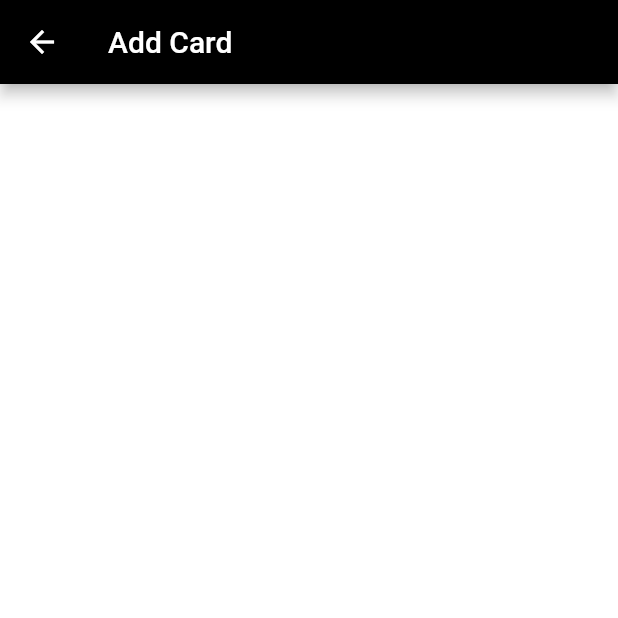
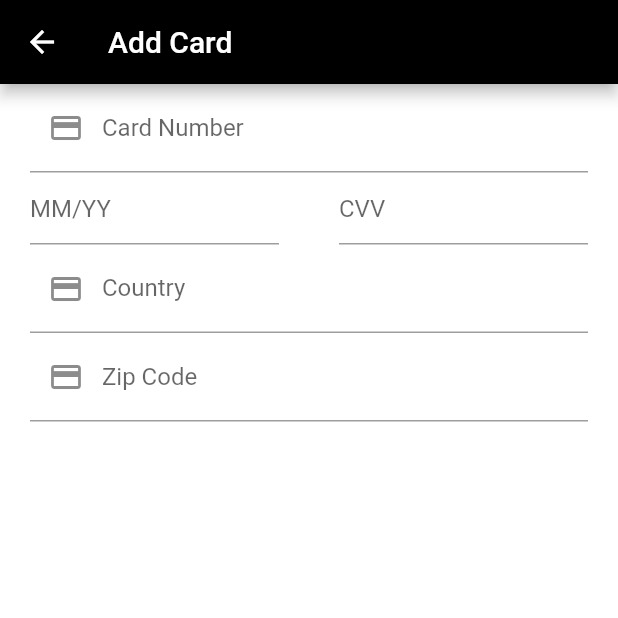
Before and after one commit to MarcioQuimbundo/uber_clone, a Flutter app: the AddCardView screen opened directly, on a phone screen of 412 x 824 dp, the top half of it. Run offline on Flutter 3.47's test engine with Material 2 defaults, Android fonts, the phone set to English and light mode, and no system bars; our stand-ins replace google_maps_flutter.

Commit message:
changes in add_card page

```diff
--- a/uber_rider/lib/main.dart
+++ b/uber_rider/lib/main.dart
@@ -1,6 +1,7 @@
 import 'dart:async';
 import 'package:flutter/material.dart';
 import 'package:google_maps_flutter/google_maps_flutter.dart';
+import 'package:uber_rider/src/ui/add_card.dart';
 import 'package:uber_rider/src/ui/add_payment_method.dart';
 import 'package:uber_rider/src/ui/payment.dart';
 
@@ -10,6 +11,7 @@ class MyApp extends StatelessWidget {
   @override
   Widget build(BuildContext context) {
     return MaterialApp(
+      debugShowCheckedModeBanner: false,
       title: 'Uber Clome',
       theme: ThemeData(
         primarySwatch: Colors.blue,
@@ -19,6 +21,7 @@ class MyApp extends StatelessWidget {
         '/': (context) => MyHomePage(title: 'Uber Clone'),
         '/payment': (context) => PaymentPage(),
         '/add_payment': (context) => AddPaymentMethodPage(),
+        '/add_card': (context) => AddCardPage(),
       },
     );
   }
--- a/uber_rider/lib/src/ui/add_card.dart
+++ b/uber_rider/lib/src/ui/add_card.dart
@@ -13,6 +13,21 @@ class AddCardView extends StatefulWidget {
 }
 
 class _AddCardViewState extends State<AddCardView> {
+  DateTime selectedDate = DateTime.now();
+
+  Future<Null> _selectDate(BuildContext context) async {
+    final DateTime picked = await showDatePicker(
+      context: context,
+      initialDate: selectedDate,
+      firstDate: DateTime(2019, 04),
+      lastDate: DateTime(2030)
+    );
+    if (picked != null && picked != selectedDate) {
+      setState(() {
+       selectedDate = picked;
+      });
+    }
+  }
   @override
   Widget build(BuildContext context) {
     return Scaffold(
@@ -25,8 +40,18 @@ class _AddCardViewState extends State<AddCardView> {
           color: Colors.white,
         ),
         child: ListView(
-          padding: EdgeInsets.only(left: 20),
+          padding: EdgeInsets.symmetric(horizontal: 20),
           children: <Widget>[
+            TextField(decoration: InputDecoration(prefixIcon: Icon(Icons.credit_card), labelText: "Card Number")),
+            Row(
+              children: <Widget>[
+                Flexible(child: TextField(decoration: InputDecoration(hintText: "MM/YY"))),
+                SizedBox(width: 40),
+                Flexible(child: TextField(decoration: InputDecoration(hintText: "CVV"))),
+              ],
+            ),
+            TextField(decoration: InputDecoration(prefixIcon: Icon(Icons.credit_card), labelText: "Country")),
+            TextField(decoration: InputDecoration(prefixIcon: Icon(Icons.credit_card), labelText: "Zip Code")),
           ],
         ),
       ),
--- a/uber_rider/lib/src/ui/add_payment_method.dart
+++ b/uber_rider/lib/src/ui/add_payment_method.dart
@@ -35,7 +35,7 @@ class _AddPaymentMethodViewState extends State<AddPaymentMethodView> {
                   SizedBox(
                     width: 10,
                   ),
-                  Text("Credit or Debit Card"),
+                  GestureDetector(onTap: () {Navigator.pushNamed(context, "/add_card");}, child: Text("Credit or Debit Card")),
                 ],
               ),
             ),
--- a/uber_rider/lib/src/ui/payment.dart
+++ b/uber_rider/lib/src/ui/payment.dart
@@ -67,6 +67,7 @@ class _PaymentViewState extends State<PaymentView> {
                 Text("Rewards"),
                 Spacer(),
                 Text("1"),
+                SizedBox(width: 20,)
               ],
             ),
             SizedBox(
```
